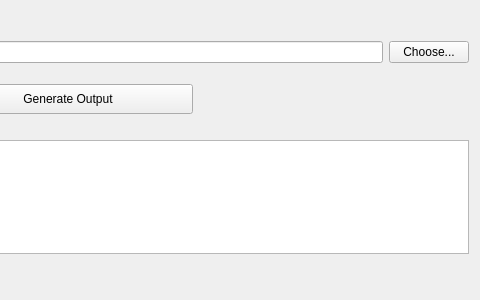
Old version of the form NewGeneUI/NewGene/Widgets/CreateOutput/GenerateOutput/newgenegenerateoutput.ui in the repository daniel347x/newgene; both pictures show x 344 to 824 and y 0 to 300 of the 824 by 300 pixel window.
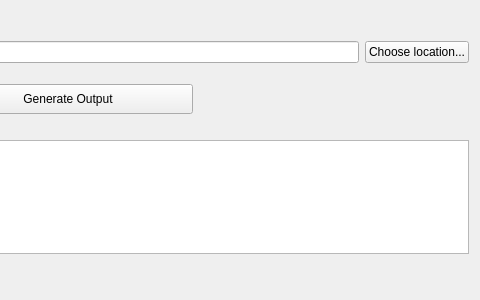
New version of the form.

Commit message: Debug merging of top-level groups via. recent algorithm changes.

The edit to the form file:
```diff
--- a/NewGeneUI/NewGene/Widgets/CreateOutput/GenerateOutput/newgenegenerateoutput.ui
+++ b/NewGeneUI/NewGene/Widgets/CreateOutput/GenerateOutput/newgenegenerateoutput.ui
@@ -68,7 +68,7 @@
         </size>
        </property>
        <property name="text">
-        <string>Choose...</string>
+        <string>Choose location...</string>
        </property>
       </widget>
      </item>
```
The commit also changes 2 other files.
